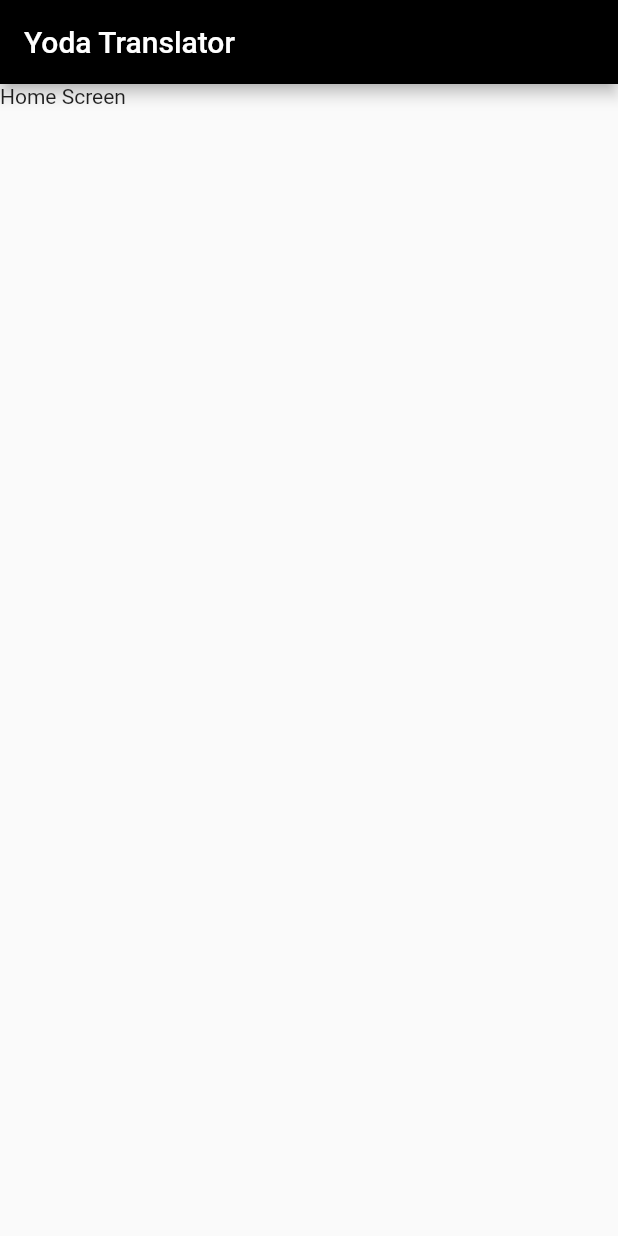
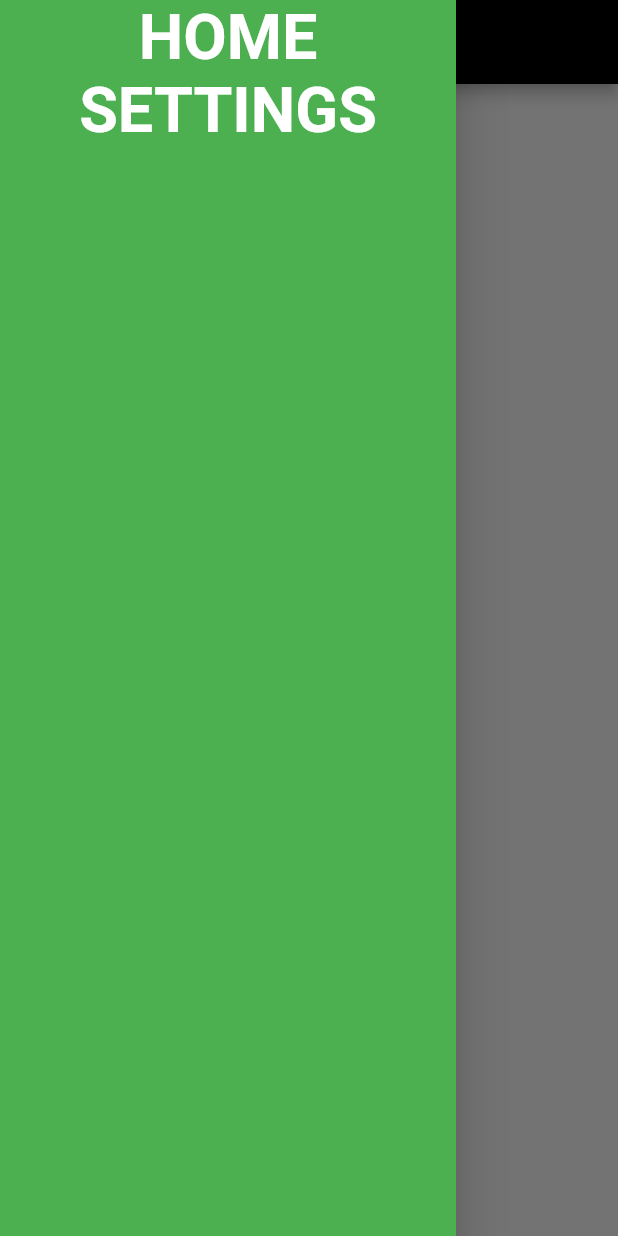
Before and after one commit to MatthewJones517/yoda_translator, a Flutter app: the screen it shows after launch, with the side drawer open (before the commit the screen has no drawer), on a phone screen of 412 x 824 dp. Run offline on Flutter 3.47's test engine with Material 2 defaults, Android fonts, the phone set to English and light mode, and no system bars.

Commit message:
Added menu

```diff
--- a/lib/src/screens/home.dart
+++ b/lib/src/screens/home.dart
@@ -1,4 +1,5 @@
 import 'package:flutter/material.dart';
+import 'package:yoda_translator/src/widgets/menu_drawer.dart';
 
 class Home extends StatefulWidget {
   @override
@@ -16,6 +17,7 @@ class _HomeState extends State<Home> {
         ),
         backgroundColor: Colors.black,
       ),
+      drawer: MenuDrawer(),
       resizeToAvoidBottomPadding: false,
       body: Text('Home Screen'),
     );
--- /dev/null
+++ b/lib/src/widgets/menu_drawer.dart
@@ -0,0 +1,35 @@
+import 'package:flutter/material.dart';
+
+class MenuDrawer extends StatelessWidget {
+  Widget build(context) {
+    return Drawer(
+      child: Container(
+        color: Colors.green,
+        child: SafeArea(
+            child: Column(
+          children: <Widget>[
+            menuItem(context, 'HOME', '/home'),
+            menuItem(context, 'SETTINGS', '/settings'),
+          ],
+        )),
+      ),
+    );
+  }
+
+  Widget menuItem(BuildContext context, String label, String route) {
+    return GestureDetector(
+      onTap: () {
+        Navigator.pushNamed(context, route);
+      },
+      child: Text(
+        label,
+        textAlign: TextAlign.center,
+        style: TextStyle(
+          fontSize: 42,
+          color: Colors.white,
+          fontWeight: FontWeight.bold,
+        ),
+      ),
+    );
+  }
+}
```
